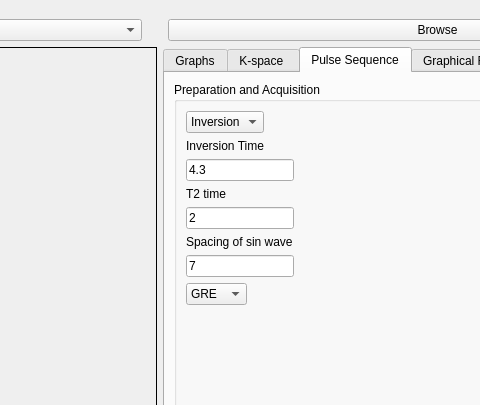
The window that MRI-/MRI.ui (youssefgamal84/MRI-task-3) describes before a commit, drawn with Qt 5; both pictures show x 407 to 887 and y 0 to 405 of the 1133 by 784 pixel window.
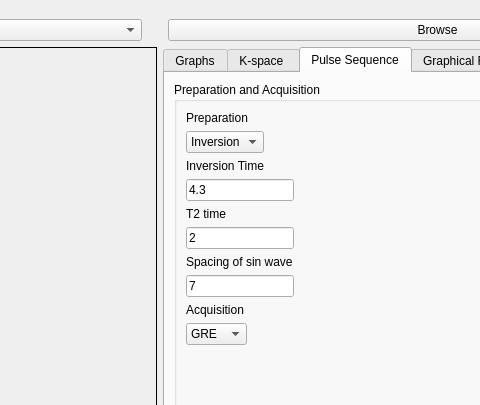
The same window after the commit. Custom widgets are drawn as their Qt base class.

The edit to the form file:
```diff
--- a/MRI-/MRI.ui
+++ b/MRI-/MRI.ui
@@ -246,7 +246,7 @@
              <string>Preparation and Acquisition</string>
             </property>
             <layout class="QFormLayout" name="formLayout">
-             <item row="0" column="0">
+             <item row="1" column="0">
               <widget class="QComboBox" name="prepSelc">
                <item>
                 <property name="text">
@@ -265,14 +265,14 @@
                </item>
               </widget>
              </item>
-             <item row="7" column="0">
+             <item row="8" column="0">
               <widget class="QLineEdit" name="Invtime">
                <property name="text">
                 <string>4.3</string>
                </property>
               </widget>
              </item>
-             <item row="15" column="0">
+             <item row="17" column="0">
               <widget class="QComboBox" name="acqBox">
                <property name="maximumSize">
                 <size>
@@ -297,7 +297,7 @@
                </item>
               </widget>
              </item>
-             <item row="6" column="0">
+             <item row="7" column="0">
               <widget class="QLabel" name="InvTimeText">
                <property name="maximumSize">
                 <size>
@@ -310,7 +310,7 @@
                </property>
               </widget>
              </item>
-             <item row="8" column="0">
+             <item row="9" column="0">
               <widget class="QLabel" name="T2prepText">
                <property name="maximumSize">
                 <size>
@@ -323,7 +323,7 @@
                </property>
               </widget>
              </item>
-             <item row="9" column="0">
+             <item row="10" column="0">
               <widget class="QLineEdit" name="T2prep">
                <property name="maximumSize">
                 <size>
@@ -336,7 +336,7 @@
                </property>
               </widget>
              </item>
-             <item row="10" column="0">
+             <item row="11" column="0">
               <widget class="QLabel" name="spacingText">
                <property name="maximumSize">
                 <size>
@@ -349,13 +349,27 @@
                </property>
               </widget>
              </item>
-             <item row="11" column="0">
+             <item row="12" column="0">
               <widget class="QLineEdit" name="spacingSW">
                <property name="text">
                 <string>7</string>
                </property>
               </widget>
              </item>
+             <item row="0" column="0">
+              <widget class="QLabel" name="label_2">
+               <property name="text">
+                <string>Preparation</string>
+               </property>
+              </widget>
+             </item>
+             <item row="16" column="0">
+              <widget class="QLabel" name="label_3">
+               <property name="text">
+                <string>Acquisition</string>
+               </property>
+              </widget>
+             </item>
             </layout>
            </widget>
           </item>
```
